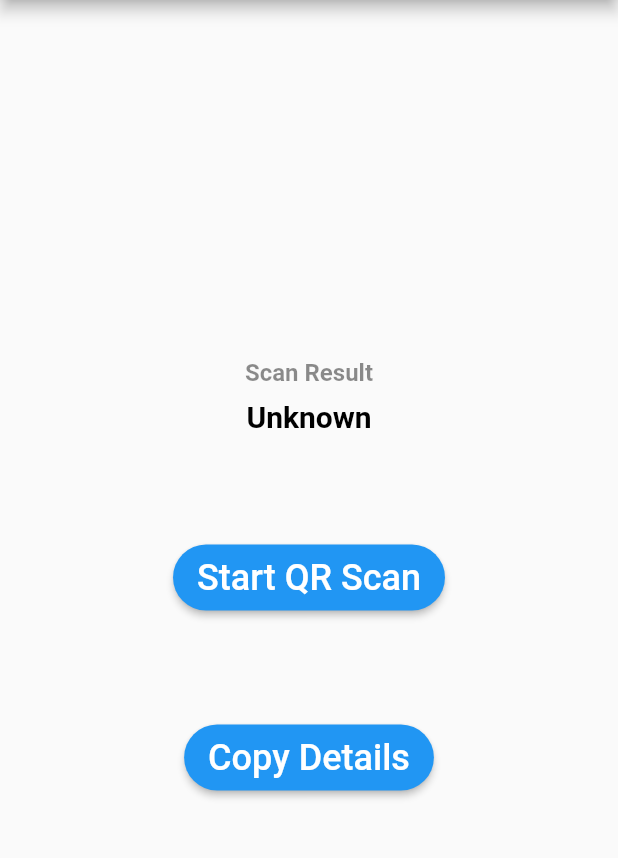
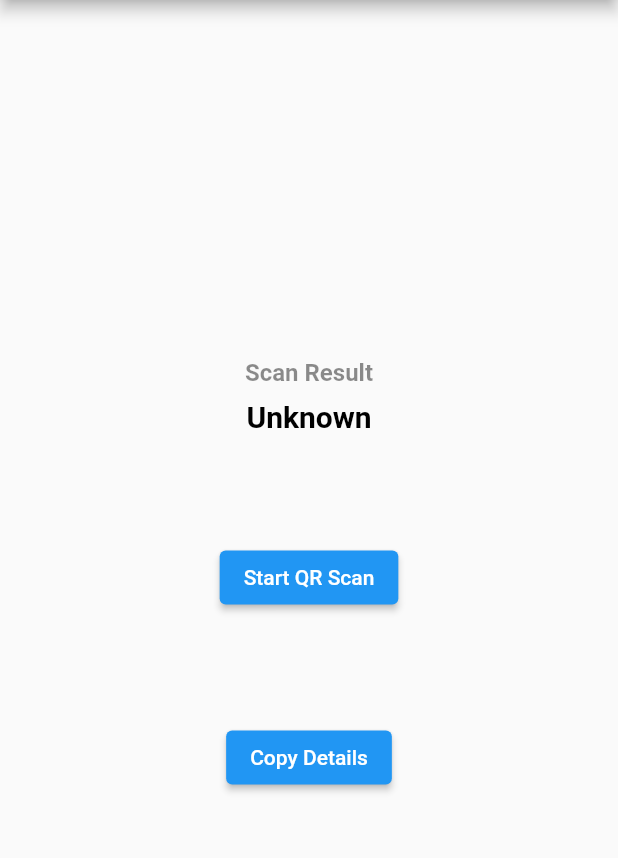
Before and after one commit to u4507075/device_booking, a Flutter app: the MainPageQR screen opened directly, after a tap on "Scan QR Code", on a phone screen of 412 x 824 dp, the part 84-942 px from its top. Run offline on Flutter 3.47's test engine with Material 2 defaults, Android fonts, the phone set to English and light mode, and no system bars; our stand-ins replace cloud_firestore, device_info, firebase_auth, firebase_core, firebase_database, font_awesome_flutter; missing offline and left inert: clipboard, flutter_barcode_scanner; accounts and stored records are empty; network calls fail.

Commit message:
replace raisedbutton with elevatedbutton and resolve unuse package

```diff
--- a/lib/dev/qrscan.dart
+++ b/lib/dev/qrscan.dart
@@ -5,24 +5,7 @@ import 'package:clipboard/clipboard.dart';
 import 'dart:async';
 import 'package:device_booking/models/pages.dart';
 
-//Method to get permission to use qr code in ios 10.0 and beyond
-//https://stackoverflow.com/questions/39465687/nscamerausagedescription-in-ios-10-0-runtime-crash
 
-//สร้างหัวข้อ+ธีม
-/*class QR_reader extends StatelessWidget {
-  static final String title = 'QR Code Scanner';
-
-  @override
-  Widget build(BuildContext context) => MaterialApp(
-        debugShowCheckedModeBanner: false,
-        title: title,
-        theme: ThemeData(
-          primaryColor: Colors.blueGrey,
-          scaffoldBackgroundColor: Colors.teal,
-        ),
-        home: MainPage(title: title),
-      );
-}*/
 //stateful สร้าง state สร้าง column scan qr center
 class MainPageQR extends StatefulWidget {
 
@@ -73,14 +56,14 @@ class _MainPageQRState extends State<MainPageQR> {
                         snapshot.hasData &&
                         snapshot.data == "success") {
 
-                        return ButtonWidget(
-                        text: ScAn.Scan,
-                        onClicked: () => Navigator.of(context).push(MaterialPageRoute(
-                        builder: (BuildContext context) => QRScan())));
+                        return ElevatedButton(
+                          child: Text(ScAn.Scan),
+                          onPressed: () => Navigator.of(context).push(MaterialPageRoute(
+                          builder: (BuildContext context) => QRScan())));
                         } else {
-                          return ButtonWidget(
-                              text: "Scan QR Code",
-                              onClicked: () => Navigator.of(context).push(MaterialPageRoute(
+                          return ElevatedButton(
+                              child: Text("Scan QR Code"),
+                              onPressed: () => Navigator.of(context).push(MaterialPageRoute(
                                   builder: (BuildContext context) => QRScan())));
                         }
                         }
@@ -88,24 +71,7 @@ class _MainPageQRState extends State<MainPageQR> {
                       ]),
                     )
               );
-
-
-
 }
-
-// StreamBuilder<Object>(
-// stream: _controller.stream,
-// builder: (context, snapshot) {
-//   return ButtonWidget(
-//   text: ScAn.Scan,
-//   onClicked: () => Navigator.of(context).push(MaterialPageRoute(
-// builder: (BuildContext context) => QRScan(), //redirect
-// )),
-// ),
-// }
-// )
-
-
 
 //หน้า qr มี ค่าอ่านได้ กับปุ่มสแกน
 class QRScan extends StatefulWidget {
@@ -197,13 +163,13 @@ class _QRScanState extends State<QRScan> {
                         snapshot.hasData &&
                         snapshot.data == "success") {
 
-                      return ButtonWidget(
-                          text: ScAn.Start,
-                          onClicked: () => scanQRCode());
+                      return ElevatedButton(
+                          child: Text(ScAn.Start),
+                          onPressed: () => scanQRCode());
                     } else {
-                      return ButtonWidget(
-                          text: "Start QR Scan",
-                          onClicked: () => scanQRCode());
+                      return ElevatedButton(
+                          child: Text("Start QR Scan"),
+                          onPressed: () => scanQRCode());
                     }
                   }
               ),
@@ -216,22 +182,16 @@ class _QRScanState extends State<QRScan> {
                         snapshot.hasData &&
                         snapshot.data == "success") {
 
-                      return ButtonWidget(
-                          text: ScAn.Copy,
-                          onClicked: () {FlutterClipboard.copy("$qrCode").then((value) => print("copied"));});
+                      return ElevatedButton(
+                          child: Text(ScAn.Copy),
+                          onPressed: () {FlutterClipboard.copy("$qrCode").then((value) => print("copied"));});
                     } else {
-                      return ButtonWidget(
-                          text: "Copy Details",
-                          onClicked: () {FlutterClipboard.copy("$qrCode").then((value) => print("copied"));});
+                      return ElevatedButton(
+                          child: Text("Copy Details"),
+                          onPressed: () {FlutterClipboard.copy("$qrCode").then((value) => print("copied"));});
                     }
                   }
               ),
-              // ButtonWidget(
-              //     text: 'Copy details',    //สร้างปุ่ม+copy to clipboard
-              //     onClicked: () {
-              //       FlutterClipboard.copy('$qrCode')
-              //           .then((value) => print('copied'));
-              //     }),
             ],
           ),
         ),
@@ -256,29 +216,3 @@ class _QRScanState extends State<QRScan> {
     }
   }
 }
-
-
-//buttonwidget
-class ButtonWidget extends StatelessWidget {
-  final String text;
-  final VoidCallback onClicked;
-
-  const ButtonWidget({
-    @required this.text,
-    @required this.onClicked,
-    Key key,
-  }) : super(key: key);
-
-  @override
-  Widget build(BuildContext context) => RaisedButton(
-    child: Text(
-      text,
-      style: TextStyle(fontSize: 24),
-    ),
-    shape: StadiumBorder(),
-    color: Theme.of(context).primaryColor,
-    padding: EdgeInsets.symmetric(horizontal: 16, vertical: 8),
-    textColor: Colors.white,
-    onPressed: onClicked,
-  );
-}
```
